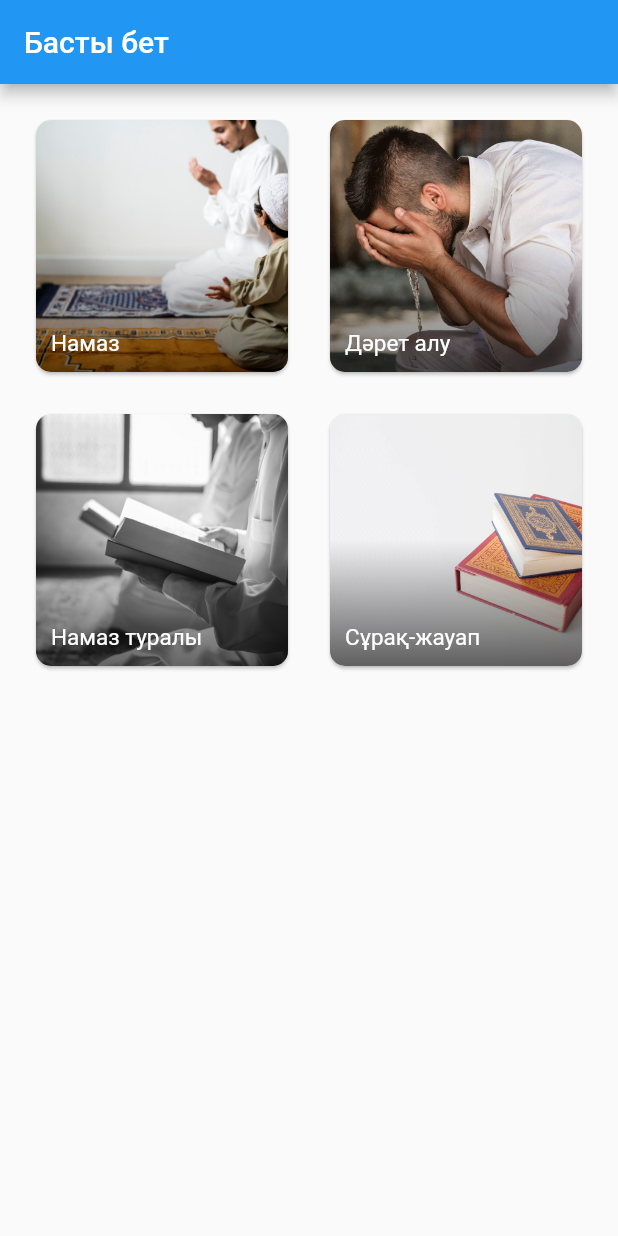
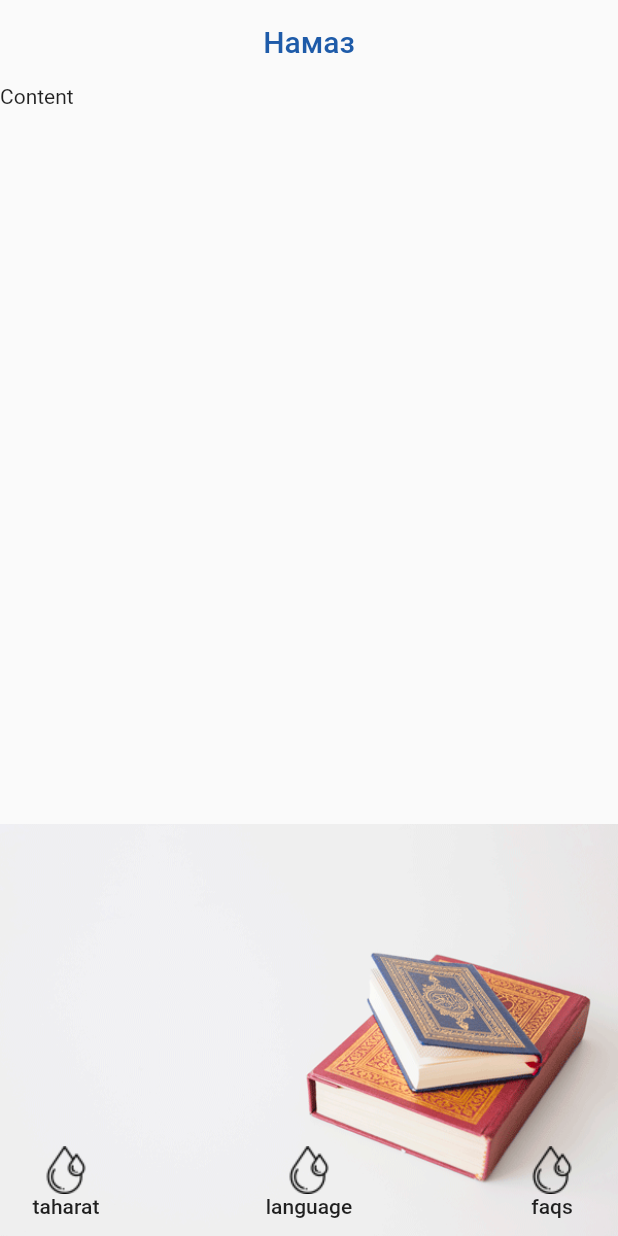
Before and after one commit to Urgut/namoz, a Flutter app: the screen it shows after launch, on a phone screen of 412 x 824 dp. Run offline on Flutter 3.47's test engine with Material 2 defaults, Android fonts, the phone set to English and light mode, and no system bars; our stand-ins replace assets_audio_player, dio, flutter_bloc, flutter_html, get_it, shared_preferences.

Commit message:
main layout

```diff
--- /dev/null
+++ b/lib/features/home/data/datasources/menu-local-data.dart
@@ -0,0 +1,27 @@
+import 'package:namazapp/features/home/data/models/menu-item.model.dart';
+
+class MenuLocalData {
+  Future<List<MenuItemModel>> getData() async {
+    List<MenuItemModel> result = [];
+
+    result.add(MenuItemModel(
+      icon: 'water-drop.png',
+      title: 'taharat',
+      route: '/',
+    ));
+
+    result.add(MenuItemModel(
+      icon: 'water-drop.png',
+      title: 'language',
+      route: '/',
+    ));
+
+    result.add(MenuItemModel(
+      icon: 'water-drop.png',
+      title: 'faqs',
+      route: '/',
+    ));
+
+    return result;
+  }
+}
--- /dev/null
+++ b/lib/features/home/data/models/menu-item.model.dart
@@ -0,0 +1,11 @@
+class MenuItemModel {
+  final String icon;
+  final String title;
+  final String route;
+
+  MenuItemModel({
+    this.icon,
+    this.title,
+    this.route,
+  });
+}
--- a/lib/features/home/presentation/pages/home/home.page.dart
+++ b/lib/features/home/presentation/pages/home/home.page.dart
@@ -4,18 +4,30 @@ import 'package:namazapp/core/model/route.model.dart';
 import 'package:namazapp/features/home/bloc/sections-bloc.dart';
 import 'package:namazapp/features/home/bloc/sections-state.dart';
 import 'package:namazapp/features/home/data/models/section.model.dart';
+import 'package:namazapp/features/home/presentation/widgets/main-menu/main-menu.dart';
 import 'package:namazapp/shared/widgets/cover/cover.dart';
 import 'package:namazapp/shared/widgets/empty.dart';
 import 'package:namazapp/shared/widgets/error/error.dart';
 import 'package:namazapp/shared/widgets/spinner/spinner.dart';
 
 class HomePage extends StatelessWidget {
+  double width;
+  double height;
 
   @override
   Widget build(BuildContext context) {
+    this.width = MediaQuery.of(context).size.width;
+    this.height = MediaQuery.of(context).size.height;
+
     return Scaffold(
       appBar: AppBar(
-        title: Text('Басты бет'),
+        title: Text(
+          'Намаз',
+          style: TextStyle(color: Color(0XFA0064AA0).withOpacity(0.9)),
+        ),
+        centerTitle: true,
+        elevation: 0,
+        backgroundColor: Color(0XFFFAFAFA),
       ),
       body: BlocBuilder(
         bloc: BlocProvider.of<SectionsBloc>(context),
@@ -27,7 +39,7 @@ class HomePage extends StatelessWidget {
 
           // Loaded
           if (state is SectionsLoaded) {
-            return buildContent(state.data);
+            return buildStack();
           }
 
           // Error
@@ -42,25 +54,53 @@ class HomePage extends StatelessWidget {
     );
   }
 
-  buildContent(List<SectionModel> sections) {
-    return Container(
-      child: GridView.builder(
-          padding: EdgeInsets.all(20),
-          itemCount: sections.length,
-          gridDelegate: SliverGridDelegateWithFixedCrossAxisCount(
-            crossAxisCount: 2,
-            mainAxisSpacing: 20,
-            crossAxisSpacing: 20,
+  buildStack() {
+    return Stack(
+      fit: StackFit.loose,
+      alignment: Alignment.bottomCenter,
+      children: [
+        new Container(color: Color(0XFFFAFAFA)),
+        new Image.asset(
+          "assets/images/faq.png",
+          fit: BoxFit.fitWidth,
+        ),
+        // Positioned.fill(child: Text('Content')),
+        Positioned.fill(
+          bottom: 60,
+          child: Container(
+            // decoration: BoxDecoration(border: Border.all(width: 4, color: Colors.green)),
+            child: Text('Content'),
           ),
-          itemBuilder: (ctx, index) => this.sectionBuilder(sections[index])),
+        ),
+        Positioned.fill(
+          child: Align(
+            alignment: Alignment.bottomCenter,
+            child: MainMenu(),
+          ),
+        ),
+      ],
     );
   }
 
-  sectionBuilder(SectionModel section) {
-    return CoverUI(
-      title: section.title,
-      image: section.image,
-      route: RouteModel(route: section.route, arguments: {}),
-    );
-  }
+  // buildContent(List<SectionModel> sections) {
+  //   return Container(
+  //     child: GridView.builder(
+  //         padding: EdgeInsets.all(20),
+  //         itemCount: sections.length,
+  //         gridDelegate: SliverGridDelegateWithFixedCrossAxisCount(
+  //           crossAxisCount: 2,
+  //           mainAxisSpacing: 20,
+  //           crossAxisSpacing: 20,
+  //         ),
+  //         itemBuilder: (ctx, index) => this.sectionBuilder(sections[index])),
+  //   );
+  // }
+
+  // sectionBuilder(SectionModel section) {
+  //   return CoverUI(
+  //     title: section.title,
+  //     image: section.image,
+  //     route: RouteModel(route: section.route, arguments: {}),
+  //   );
+  // }
 }
--- /dev/null
+++ b/lib/features/home/presentation/widgets/main-menu/main-menu.dart
@@ -0,0 +1,66 @@
+import 'package:flutter/material.dart';
+import 'package:namazapp/features/home/data/datasources/menu-local-data.dart';
+import 'package:namazapp/features/home/data/models/menu-item.model.dart';
+import 'package:namazapp/locator.dart';
+import 'package:namazapp/shared/widgets/empty.dart';
+import 'package:namazapp/shared/widgets/error/error.dart';
+import 'package:namazapp/shared/widgets/spinner/spinner.dart';
+
+class MainMenu extends StatelessWidget {
+  @override
+  Widget build(BuildContext context) {
+    return FutureBuilder(
+      future: locator<MenuLocalData>().getData(),
+      builder: (cxt, state) {
+        if (state.hasError) {
+          return AppError(error: state.error);
+        }
+
+        if (state.data != null && state.data.length == 0) {
+          return AppEmpty();
+        }
+
+        if (state.hasData) {
+          return buildContent(state.data);
+        }
+
+        return AppSpinner();
+      },
+    );
+  }
+
+  Widget buildContent(List<MenuItemModel> data) {
+    return Container(
+      // decoration: BoxDecoration(border: Border.all(width: 2, color: Colors.red)),
+      height: 60,
+      child: Row(
+        mainAxisAlignment: MainAxisAlignment.spaceBetween,
+        children: [
+          buildMenuItem(data[0]),
+          buildMenuItem(data[1]),
+          buildMenuItem(data[2]),
+        ],
+      ),
+    );
+  }
+
+  Widget buildMenuItem(MenuItemModel m) {
+    return FlatButton(
+      onPressed: () {},
+      child: Container(
+        child: Column(
+          children: [
+            buildIcon(m.icon),
+            buildTitle(m.title),
+          ],
+        ),
+      ),
+    );
+  }
+
+  Widget buildIcon(String i) => Container(
+        child: Image.asset('assets/images/icons/$i'),
+      );
+
+  Widget buildTitle(String t) => Container(child: Text(t));
+}
--- a/lib/locator.dart
+++ b/lib/locator.dart
@@ -1,5 +1,6 @@
 import 'package:get_it/get_it.dart';
 import 'package:namazapp/core/services/navigation.service.dart';
+import 'package:namazapp/features/home/data/datasources/menu-local-data.dart';
 import 'package:shared_preferences/shared_preferences.dart';
 
 final locator = GetIt.instance;
@@ -7,6 +8,7 @@ final locator = GetIt.instance;
 Future<void> init() async {
   // Services
   locator.registerLazySingleton(() => NavigationService());
+  locator.registerLazySingleton(() => MenuLocalData());
 
   // Bloc
 
--- a/pubspec.yaml
+++ b/pubspec.yaml
@@ -1,6 +1,6 @@
 name: namazapp
 description: Namaz application for muslims.
-version: 1.0.0+1
+version: 2.0.0+1
 
 environment:
   sdk: ">=2.7.0 <3.0.0"
@@ -29,6 +29,7 @@ flutter:
 
   assets:
    - assets/images/
+   - assets/images/icons/
    - assets/images/taharat/
    - assets/images/namaz/man/
    - assets/images/namaz/woman/
```
Also changed, not shown: assets/images/icons/water-drop.png (added).
